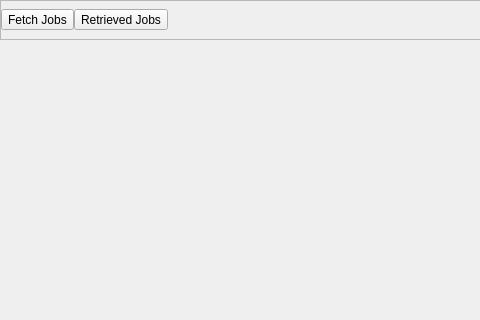
The window that views/main_window/main_window.ui (ozanpempegul/RoleMatcher) describes before a commit, drawn with Qt 5; both pictures show x 0 to 480 and y 0 to 320 of the 825 by 502 pixel window.
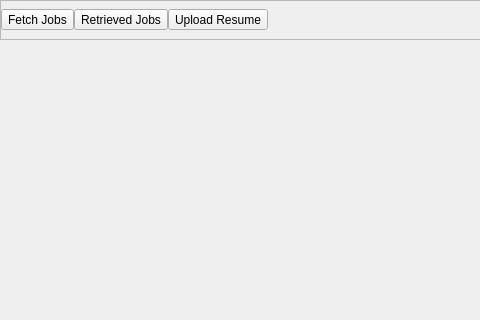
The same window after the commit.

Commit message: added resume summarizer, updated gitignore

What changed in the file:
```diff
--- a/views/main_window/main_window.ui
+++ b/views/main_window/main_window.ui
@@ -89,6 +89,16 @@
          </property>
         </widget>
        </item>
+       <item>
+        <widget class="QToolButton" name="toolButton_show_upload_resume_page">
+         <property name="styleSheet">
+          <string notr="true">font: 11pt &quot;Segoe UI&quot;;</string>
+         </property>
+         <property name="text">
+          <string>Upload Resume</string>
+         </property>
+        </widget>
+       </item>
        <item>
         <spacer name="horizontalSpacer">
          <property name="orientation">
```
Left out of the diff: 4 changed lines with no effect on the pictures. The commit also changes 4 other files.
